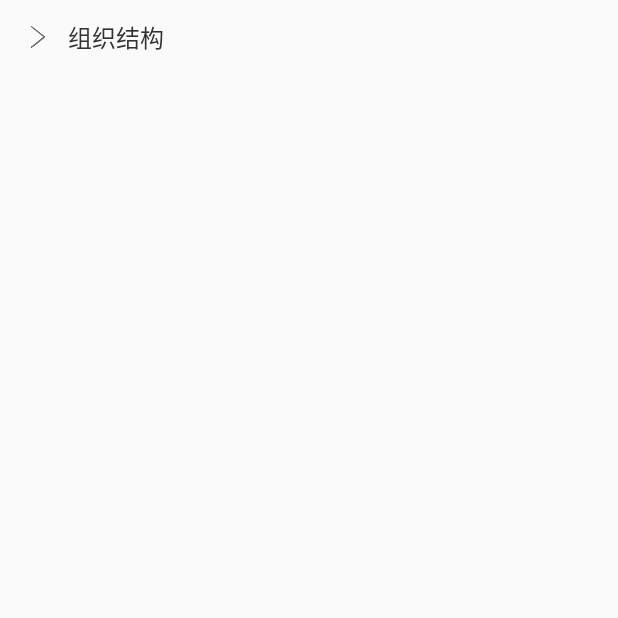
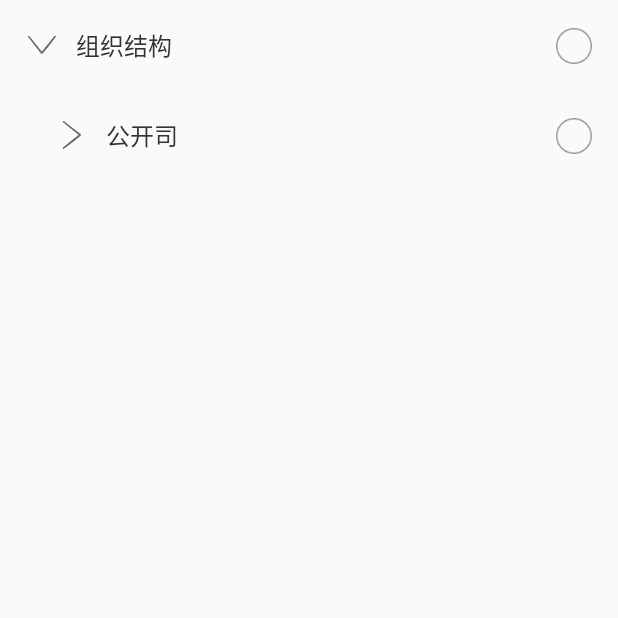
Before and after one commit to gyadministrator/TreeRecyclerView, an Android app: the screen it shows after launch (MainActivity), on a phone screen of 412 x 824 dp, the top half of it. Before the commit the part shown is almost empty. Run offline under Robolectric (Android 15) with nearby library versions, the phone set to English and light mode, and no system bars; our stand-ins replace EventBus.

Commit message:
修改界面。

```diff
--- a/app/src/main/java/com/android/custom/tree/recyclerview/MainActivity.java
+++ b/app/src/main/java/com/android/custom/tree/recyclerview/MainActivity.java
@@ -23,6 +23,7 @@ import java.util.List;
 
 public class MainActivity extends AppCompatActivity {
     private RecyclerView recyclerView;
+    private TreeAdapter treeAdapter;
 
     @Override
     protected void onCreate(Bundle savedInstanceState) {
@@ -44,6 +45,7 @@ public class MainActivity extends AppCompatActivity {
     protected void onDestroy() {
         super.onDestroy();
         EventBus.getDefault().unregister(this);
+        treeAdapter.onDestory();
     }
 
     private void initData() {
@@ -53,7 +55,7 @@ public class MainActivity extends AppCompatActivity {
             TreeEntity treeEntity = new TreeEntity(jsonObject.getString("id"), jsonObject.getString("deptName"), false, jsonObject.getJSONArray("children").length() > 0, jsonObject.getJSONArray("children").toString());
             List<TreeEntity> allValues = new ArrayList<>();
             allValues.add(treeEntity);
-            TreeAdapter treeAdapter = new TreeAdapter(allValues, this);
+            treeAdapter = new TreeAdapter(allValues, this);
             recyclerView.setLayoutManager(new LinearLayoutManager(this));
             recyclerView.setAdapter(treeAdapter);
         } catch (JSONException e) {
--- a/treeview/src/main/java/com/android/custom/tree/treeview/adapter/TreeAdapter.java
+++ b/treeview/src/main/java/com/android/custom/tree/treeview/adapter/TreeAdapter.java
@@ -2,9 +2,12 @@ package com.android.custom.tree.treeview.adapter;
 
 import android.annotation.SuppressLint;
 import android.content.Context;
+import android.content.SharedPreferences;
+import android.text.TextUtils;
 import android.view.LayoutInflater;
 import android.view.View;
 import android.view.ViewGroup;
+import android.widget.CheckBox;
 import android.widget.ImageView;
 import android.widget.LinearLayout;
 import android.widget.TextView;
@@ -100,7 +103,8 @@ public class TreeAdapter extends RecyclerView.Adapter<TreeAdapter.ViewHolder> {
         try {
             JSONArray jsonArray = new JSONArray(children);
             if (jsonArray.length() > 0) {
-                holder.ivRight.setVisibility(GONE);
+                //是否可以选中
+                //holder.ivRight.setVisibility(GONE);
                 childView = (RecyclerView) LayoutInflater.from(context).inflate(R.layout.common_recyclerview, null);
                 List<TreeEntity> allValues = new ArrayList<>();
                 for (int i = 0; i < jsonArray.length(); i++) {
@@ -128,7 +132,21 @@ public class TreeAdapter extends RecyclerView.Adapter<TreeAdapter.ViewHolder> {
             e.printStackTrace();
         }
 
-        holder.ivRight.setOnClickListener(new View.OnClickListener() {
+        holder.checkBox.setOnClickListener(new View.OnClickListener() {
+            @Override
+            public void onClick(View v) {
+                if (holder.checkBox.isChecked()){
+                    treeEntity.setCheck(true);
+                    SelectItemEvent selectItemEvent = new SelectItemEvent();
+                    selectItemEvent.treeEntity = treeEntity;
+                    EventBus.getDefault().postSticky(selectItemEvent);
+                }else {
+                    treeEntity.setCheck(false);
+                }
+            }
+        });
+
+        /*holder.ivRight.setOnClickListener(new View.OnClickListener() {
             @Override
             public void onClick(View v) {
                 if (holder.ivRight.getTag() == null) {
@@ -147,7 +165,7 @@ public class TreeAdapter extends RecyclerView.Adapter<TreeAdapter.ViewHolder> {
                 //positionEvent.position = position;
                 //EventBus.getDefault().postSticky(positionEvent);
             }
-        });
+        });*/
         final RecyclerView finalChildView = (RecyclerView) holder.item.getTag();
         holder.item.setOnClickListener(new View.OnClickListener() {
             @Override
@@ -163,6 +181,21 @@ public class TreeAdapter extends RecyclerView.Adapter<TreeAdapter.ViewHolder> {
                 }
             }
         });
+        SharedPreferences tree = context.getSharedPreferences("tree", Context.MODE_PRIVATE);
+        String isFirst = tree.getString("isFirst", "");
+        if (TextUtils.isEmpty(isFirst)) {
+            holder.item.performClick();
+        }
+        SharedPreferences.Editor edit = tree.edit();
+        edit.putString("isFirst", "isFirst");
+        edit.apply();
+    }
+
+    public void onDestory() {
+        SharedPreferences tree = context.getSharedPreferences("tree", Context.MODE_PRIVATE);
+        SharedPreferences.Editor edit = tree.edit();
+        edit.putString("isFirst", "");
+        edit.apply();
     }
 
     @Override
@@ -176,6 +209,7 @@ public class TreeAdapter extends RecyclerView.Adapter<TreeAdapter.ViewHolder> {
         ImageView ivRight;
         View item;
         LinearLayout llContent;
+        CheckBox checkBox;
 
         ViewHolder(@NonNull View itemView) {
             super(itemView);
@@ -184,6 +218,7 @@ public class TreeAdapter extends RecyclerView.Adapter<TreeAdapter.ViewHolder> {
             tvTitle = itemView.findViewById(R.id.tv_title);
             ivRight = itemView.findViewById(R.id.iv_right);
             llContent = itemView.findViewById(R.id.ll_content);
+            checkBox = itemView.findViewById(R.id.item_check_box);
         }
     }
 }
--- /dev/null
+++ b/treeview/src/main/res/drawable/rb_selector.xml
@@ -0,0 +1,6 @@
+<?xml version="1.0" encoding="utf-8"?>
+<selector xmlns:android="http://schemas.android.com/apk/res/android">
+    <item android:drawable="@drawable/rb_select" android:state_selected="true" />
+    <item android:drawable="@drawable/rb_select" android:state_checked="true" />
+    <item android:drawable="@drawable/rb_unselect" />
+</selector>
--- a/treeview/src/main/res/layout/common_item.xml
+++ b/treeview/src/main/res/layout/common_item.xml
@@ -8,13 +8,13 @@
 
     <LinearLayout
         android:layout_width="match_parent"
-        android:layout_height="50dp"
+        android:layout_height="60dp"
         android:orientation="horizontal">
 
         <ImageView
             android:id="@+id/iv_left"
-            android:layout_width="20dp"
-            android:layout_height="20dp"
+            android:layout_width="25dp"
+            android:layout_height="25dp"
             android:layout_gravity="center_vertical"
             android:layout_marginStart="15dp"
             android:src="@mipmap/close" />
@@ -36,10 +36,20 @@
 
         <ImageView
             android:id="@+id/iv_right"
-            android:layout_width="20dp"
-            android:layout_height="20dp"
+            android:layout_width="25dp"
+            android:layout_height="25dp"
             android:layout_gravity="center_vertical"
-            android:layout_marginEnd="15dp"
-            android:src="@mipmap/check" />
+            android:layout_marginEnd="17dp"
+            android:src="@mipmap/check"
+            android:visibility="gone" />
+
+        <CheckBox
+            android:id="@+id/item_check_box"
+            android:layout_width="wrap_content"
+            android:layout_height="wrap_content"
+            android:layout_marginEnd="17dp"
+            android:button="@drawable/rb_selector"
+            android:textColor="#FF999999"
+            android:textSize="16sp" />
     </LinearLayout>
 </LinearLayout>
```
Also changed, not shown: treeview/src/main/res/drawable-xhdpi/rb_select.png (added), treeview/src/main/res/drawable-xhdpi/rb_unselect.png (added), treeview/src/main/res/drawable-xxhdpi/rb_select.png (added), treeview/src/main/res/drawable-xxhdpi/rb_unselect.png (added), treeview/src/main/res/drawable-xxxhdpi/rb_select.png (added), treeview/src/main/res/drawable-xxxhdpi/rb_unselect.png (added), 1 other file.
